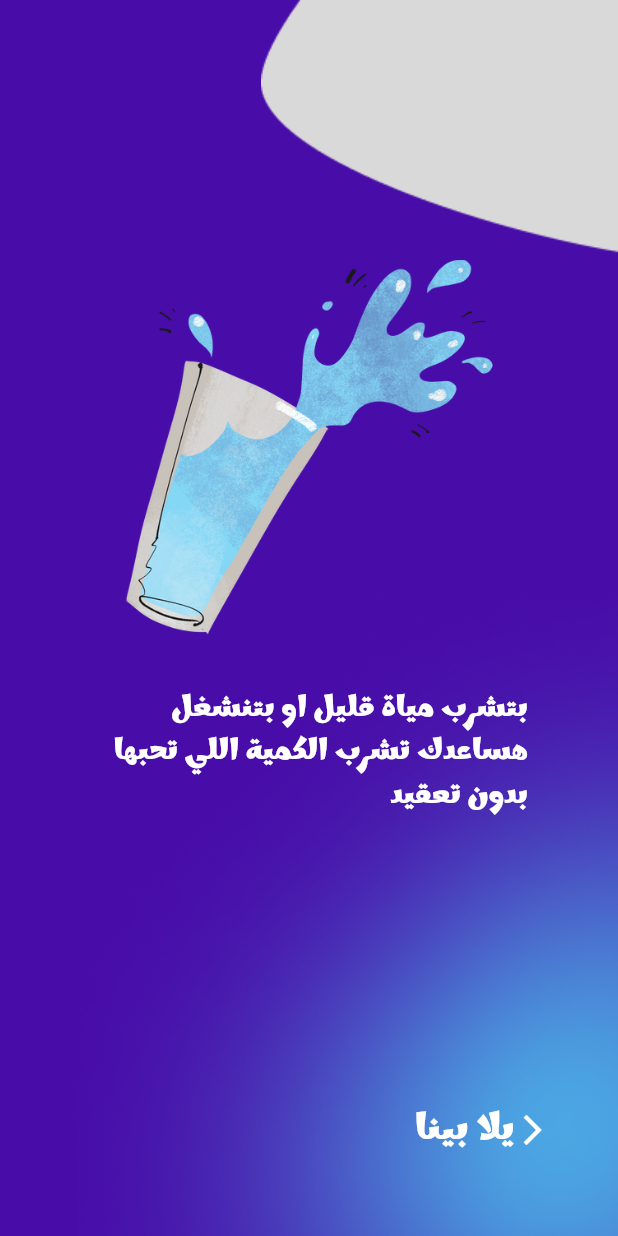
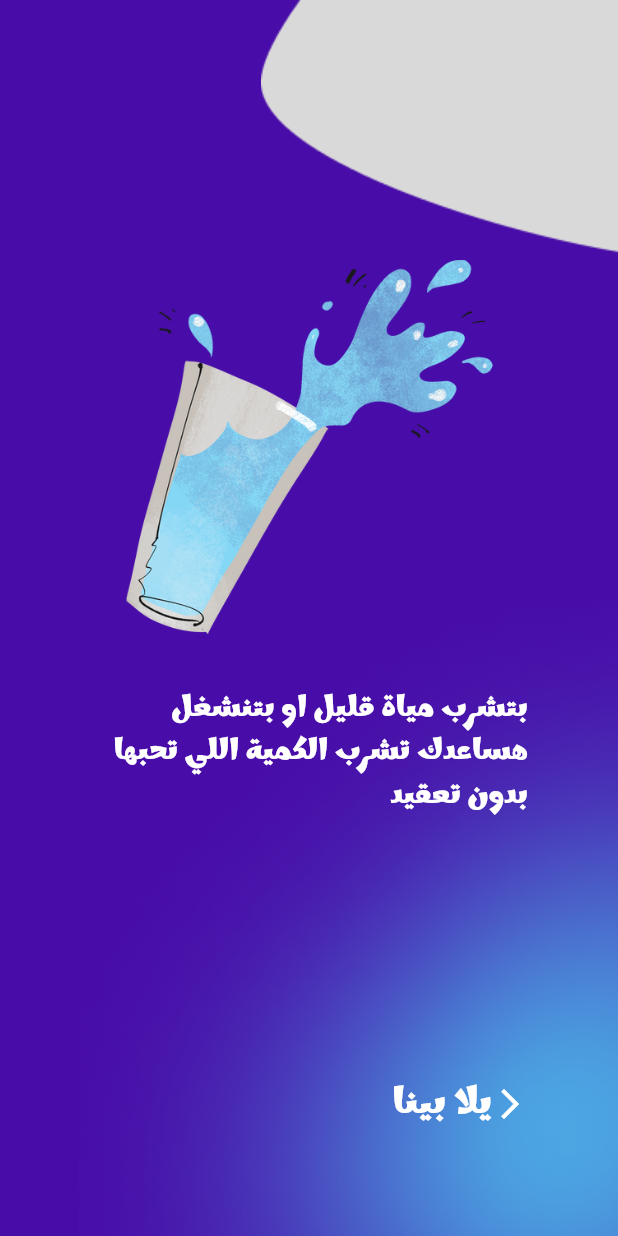
Before and after one commit to Magiixcode/Ashrably, a Flutter app: the screen it shows after launch, after a tap on "التالي", on a phone screen of 412 x 824 dp. Run offline on Flutter 3.47's test engine with Material 3 defaults, Android fonts, the phone set to English and light mode, and no system bars; our stand-ins replace flutter_zoom_drawer.

Commit message:
finsh spalsh 2 responsive

```diff
--- a/lib/pages/splash/spalsh_three.dart
+++ b/lib/pages/splash/spalsh_three.dart
@@ -12,13 +12,30 @@ class Splash3 extends StatelessWidget {
       backgroundColor: KPrimaryColor,
       body: Stack(
         children: [
-          Positioned(
+          const Positioned(
             bottom: 0,
             right: 0,
             child: Image(
                 image: AssetImage(
               'assets/images/Ellipse bottom right1.png',
             )),
+          ),
+          Positioned(
+            bottom: kButtonPadding,
+            right: 15,
+            child: NextButton(
+              page: const Spalsh4(),
+              iconColor: Colors.white,
+              text: 'يلا بينا',
+              padding: 30,
+              styleText: const TextStyle(
+                fontFamily: 'Marhey',
+                color: Colors.white,
+                fontSize: 25,
+                fontWeight: FontWeight.bold,
+              ),
+              icon: Icons.arrow_forward_ios,
+            ),
           ),
           Column(
             children: [
@@ -62,31 +79,6 @@ class Splash3 extends StatelessWidget {
                   ),
                 ),
               ),
-              const SizedBox(
-                height: 170,
-              ),
-              Row(
-                mainAxisAlignment: MainAxisAlignment.end,
-                children: [
-                  Positioned(
-                    bottom: 50,
-                    right: 15,
-                    child: NextButton(
-                      page: const Spalsh4(),
-                      iconColor: Colors.white,
-                      text: 'يلا بينا',
-                      padding: 30,
-                      styleText: const TextStyle(
-                        fontFamily: 'Marhey',
-                        color: Colors.white,
-                        fontSize: 25,
-                        fontWeight: FontWeight.bold,
-                      ),
-                      icon: Icons.arrow_forward_ios,
-                    ),
-                  ),
-                ],
-              ),
             ],
           ),
         ],
--- a/lib/pages/splash/splash_tow.dart
+++ b/lib/pages/splash/splash_tow.dart
@@ -1,7 +1,6 @@
 import 'package:ashrably_app/utils/constens.dart';
 import 'package:ashrably_app/pages/splash/spalsh_three.dart';
-import 'package:ashrably_app/widget/custom_background_blur.dart';
-import 'package:ashrably_app/widget/custom_ellipse.dart';
+import 'package:ashrably_app/widget/ask_text.dart';
 import 'package:ashrably_app/widget/next_button.dart';
 import 'package:flutter/material.dart';
 
@@ -14,7 +13,7 @@ class Splash2 extends StatelessWidget {
       backgroundColor: KPrimaryColor,
       body: Stack(
         children: [
-          Positioned(
+          const Positioned(
             bottom: 0,
             right: 0,
             child: Image(
@@ -22,57 +21,37 @@ class Splash2 extends StatelessWidget {
               'assets/images/Ellipse bottom right1.png',
             )),
           ),
-          Column(
-            children: [
-              // CustomPaint(
-              //   size: const Size(200, 100),
-              //   painter: EllipsePainter(
-              //     width: 332.05,
-              //     hight: 369.5,
-              //     top: -167,
-              //     left: 214,
-              //   ),
-              // ),
-              const Row(
-                mainAxisAlignment: MainAxisAlignment.end,
-                children: [
-                  Image(
+          const Positioned(
+            top: 0,
+            right: 0,
+            child: Image(
                 image: AssetImage(
               'assets/images/Ellipse 3.png',
             )),
-                ],
           ),
-              const Spacer(
-                flex: 1,
-              ),
-              const Center(
-                  child: Padding(
-                padding: EdgeInsets.symmetric(horizontal: 30),
-                child: Text(
-                  maxLines: 2,
+          Positioned(
+            top: MediaQuery.of(context).size.height / 2,
+            left: MediaQuery.of(context).size.width / 9,
+            right: MediaQuery.of(context).size.width / 9,
+            child: AskText(
+              text: "اشربلي تطبيق هيساعدك تشرب كمية المياة الي عاوزها ",
+              horizontal: 30,
+              vertical: 0,
               textAlign: TextAlign.center,
-                  "اشربلي تطبيق هيساعدك تشرب كمية المياة الي عاوزها ",
-                  style: TextStyle(
-                    fontFamily: 'Marhey',
-                    color: Colors.white,
-                    fontSize: 25,
-                    fontWeight: FontWeight.bold,
             ),
           ),
+          const Positioned(
+            bottom: 0,
+            left: 0,
+            child: Image(
+                image: AssetImage(
+              'assets/images/Ellipse 2.png',
             )),
-              const Spacer(
-                flex: 1,
           ),
           Positioned(
             right: 10,
-                child: Row(
-                  mainAxisAlignment: MainAxisAlignment.spaceBetween,
-                  children: [
-                    const Image(
-                        image: AssetImage(
-                      'assets/images/Ellipse 2.png',
-                    )),
-                    NextButton(
+            bottom: kButtonPadding,
+            child: NextButton(
               page: const Splash3(),
               iconColor: Colors.white,
               text: 'التالي',
@@ -85,10 +64,6 @@ class Splash2 extends StatelessWidget {
               ),
               icon: Icons.arrow_forward_ios,
             ),
-                  ],
-                ),
-              )
-            ],
           ),
         ],
       ),
--- a/lib/utils/constens.dart
+++ b/lib/utils/constens.dart
@@ -1,3 +1,4 @@
 import 'package:flutter/material.dart';
 
 const KPrimaryColor = Color(0xff480CA8);
+const double kButtonPadding = 50;
```
Lines whose indentation alone changed are shown as unchanged.
